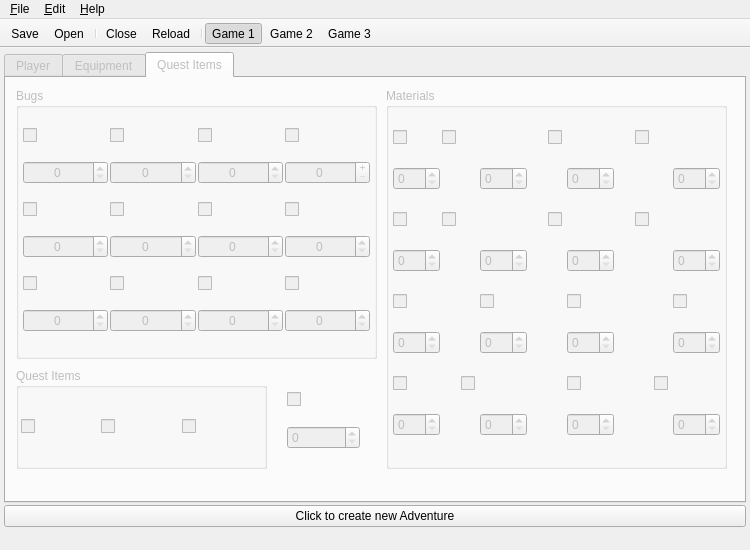
This is save editor/SS_SaveEditor/forms/mainwindow.ui in Antidote/skyward-sword-save-editor as Qt 5 draws it before an edit. The edited form follows.
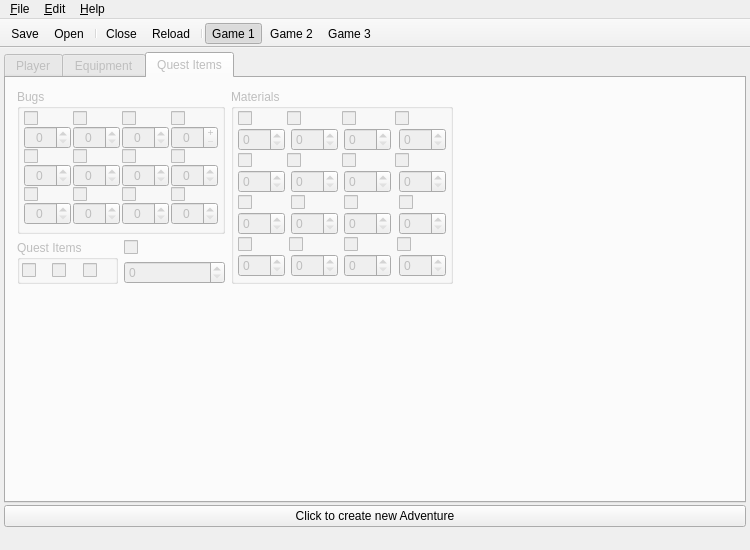
This is the edited form. The open tabs and pages were chosen to show the change. Icons and pictures are not drawn.

```diff
--- a/save editor/SS_SaveEditor/forms/mainwindow.ui
+++ b/save editor/SS_SaveEditor/forms/mainwindow.ui
@@ -13,24 +13,18 @@
     <height>550</height>
    </rect>
   </property>
-  <property name="minimumSize">
-   <size>
-    <width>750</width>
-    <height>550</height>
-   </size>
-  </property>
-  <property name="maximumSize">
-   <size>
-    <width>750</width>
-    <height>550</height>
-   </size>
-  </property>
   <property name="acceptDrops">
    <bool>true</bool>
   </property>
   <property name="windowTitle">
    <string>WiiKing2 Editor</string>
   </property>
+  <property name="styleSheet">
+   <string notr="true">Text
+{
+style: Text.Raised;
+}</string>
+  </property>
   <property name="unifiedTitleAndToolBarOnMac">
    <bool>true</bool>
   </property>
@@ -1493,15 +1487,84 @@
        <attribute name="title">
         <string>Quest Items</string>
        </attribute>
+       <layout class="QGridLayout" name="gridLayout_14">
+        <item row="1" column="0">
+         <widget class="QGroupBox" name="groupBox_3">
+          <property name="title">
+           <string>Quest Items</string>
+          </property>
+          <layout class="QGridLayout" name="gridLayout_13">
+           <property name="margin">
+            <number>2</number>
+           </property>
+           <property name="spacing">
+            <number>0</number>
+           </property>
+           <item row="0" column="0">
+            <widget class="QCheckBox" name="letterChkBox">
+             <property name="toolTip">
+              <string>Crawlin's Letter</string>
+             </property>
+             <property name="statusTip">
+              <string>Crawlin's Letter</string>
+             </property>
+             <property name="icon">
+              <iconset resource="../resources/resources.qrc">
+               <normaloff>:/QuestItems/Letter</normaloff>:/QuestItems/Letter</iconset>
+             </property>
+             <property name="iconSize">
+              <size>
+               <width>64</width>
+               <height>64</height>
+              </size>
+             </property>
+            </widget>
+           </item>
+           <item row="0" column="1">
+            <widget class="QCheckBox" name="bugCageChkBox">
+             <property name="toolTip">
+              <string>Beedle's Bug Cage</string>
+             </property>
+             <property name="statusTip">
+              <string>Beedle's Bug Cage</string>
+             </property>
+             <property name="icon">
+              <iconset resource="../resources/resources.qrc">
+               <normaloff>:/QuestItems/BugCage</normaloff>:/QuestItems/BugCage</iconset>
+             </property>
+             <property name="iconSize">
+              <size>
+               <width>64</width>
+               <height>64</height>
+              </size>
+             </property>
+            </widget>
+           </item>
+           <item row="0" column="2">
+            <widget class="QCheckBox" name="rattleChkBox">
+             <property name="toolTip">
+              <string>Rattle</string>
+             </property>
+             <property name="statusTip">
+              <string>Rattle</string>
+             </property>
+             <property name="icon">
+              <iconset resource="../resources/resources.qrc">
+               <normaloff>:/QuestItems/Rattle</normaloff>:/QuestItems/Rattle</iconset>
+             </property>
+             <property name="iconSize">
+              <size>
+               <width>64</width>
+               <height>64</height>
+              </size>
+             </property>
+            </widget>
+           </item>
+          </layout>
+         </widget>
+        </item>
+        <item row="0" column="0" colspan="2">
        <widget class="QGroupBox" name="groupBox">
-        <property name="geometry">
-         <rect>
-          <x>10</x>
-          <y>10</y>
-          <width>361</width>
-          <height>271</height>
-         </rect>
-        </property>
         <property name="title">
          <string>Bugs</string>
         </property>
@@ -1943,15 +2006,40 @@
          </item>
         </layout>
        </widget>
+        </item>
+        <item row="1" column="1">
+         <layout class="QVBoxLayout" name="verticalLayout_5">
+          <item>
+           <widget class="QCheckBox" name="gratitudeCrystalChkBox">
+            <property name="toolTip">
+             <string>Gratitude Crystal</string>
+            </property>
+            <property name="statusTip">
+             <string>Gratitude Crystal</string>
+            </property>
+            <property name="icon">
+             <iconset resource="../resources/resources.qrc">
+              <normaloff>:/QuestItems/GratitudeCrystal</normaloff>:/QuestItems/GratitudeCrystal</iconset>
+            </property>
+            <property name="iconSize">
+             <size>
+              <width>64</width>
+              <height>64</height>
+             </size>
+            </property>
+           </widget>
+          </item>
+          <item>
+           <widget class="QSpinBox" name="gratitudeCrystalSpinBox">
+            <property name="maximum">
+             <number>127</number>
+            </property>
+           </widget>
+          </item>
+         </layout>
+        </item>
+        <item row="0" column="2" rowspan="2">
        <widget class="QGroupBox" name="groupBox_2">
-        <property name="geometry">
-         <rect>
-          <x>380</x>
-          <y>10</y>
-          <width>341</width>
-          <height>381</height>
-         </rect>
-        </property>
         <property name="title">
          <string>Materials</string>
         </property>
@@ -2453,126 +2541,34 @@
          </item>
         </layout>
        </widget>
-       <widget class="QGroupBox" name="groupBox_3">
-        <property name="geometry">
-         <rect>
-          <x>10</x>
-          <y>290</y>
-          <width>251</width>
-          <height>101</height>
-         </rect>
-        </property>
-        <property name="title">
-         <string>Quest Items</string>
-        </property>
-        <layout class="QGridLayout" name="gridLayout_13">
-         <property name="margin">
-          <number>2</number>
-         </property>
-         <property name="spacing">
-          <number>0</number>
-         </property>
-         <item row="0" column="0">
-          <widget class="QCheckBox" name="letterChkBox">
-           <property name="toolTip">
-            <string>Crawlin's Letter</string>
-           </property>
-           <property name="statusTip">
-            <string>Crawlin's Letter</string>
-           </property>
-           <property name="icon">
-            <iconset resource="../resources/resources.qrc">
-             <normaloff>:/QuestItems/Letter</normaloff>:/QuestItems/Letter</iconset>
-           </property>
-           <property name="iconSize">
-            <size>
-             <width>64</width>
-             <height>64</height>
-            </size>
-           </property>
-          </widget>
-         </item>
-         <item row="0" column="1">
-          <widget class="QCheckBox" name="bugCageChkBox">
-           <property name="toolTip">
-            <string>Beedle's Bug Cage</string>
-           </property>
-           <property name="statusTip">
-            <string>Beedle's Bug Cage</string>
-           </property>
-           <property name="icon">
-            <iconset resource="../resources/resources.qrc">
-             <normaloff>:/QuestItems/BugCage</normaloff>:/QuestItems/BugCage</iconset>
-           </property>
-           <property name="iconSize">
+        </item>
+        <item row="0" column="3">
+         <spacer name="horizontalSpacer_3">
+          <property name="orientation">
+           <enum>Qt::Horizontal</enum>
+          </property>
+          <property name="sizeHint" stdset="0">
             <size>
-             <width>64</width>
-             <height>64</height>
-            </size>
-           </property>
-          </widget>
-         </item>
-         <item row="0" column="2">
-          <widget class="QCheckBox" name="rattleChkBox">
-           <property name="toolTip">
-            <string>Rattle</string>
-           </property>
-           <property name="statusTip">
-            <string>Rattle</string>
-           </property>
-           <property name="icon">
-            <iconset resource="../resources/resources.qrc">
-             <normaloff>:/QuestItems/Rattle</normaloff>:/QuestItems/Rattle</iconset>
-           </property>
-           <property name="iconSize">
+            <width>40</width>
+            <height>20</height>
+           </size>
+          </property>
+         </spacer>
+        </item>
+        <item row="2" column="1">
+         <spacer name="verticalSpacer_3">
+          <property name="orientation">
+           <enum>Qt::Vertical</enum>
+          </property>
+          <property name="sizeHint" stdset="0">
             <size>
-             <width>64</width>
-             <height>64</height>
-            </size>
-           </property>
-          </widget>
-         </item>
-        </layout>
-       </widget>
-       <widget class="QWidget" name="layoutWidget">
-        <property name="geometry">
-         <rect>
-          <x>270</x>
-          <y>290</y>
-          <width>95</width>
-          <height>106</height>
-         </rect>
-        </property>
-        <layout class="QVBoxLayout" name="verticalLayout_5">
-         <item>
-          <widget class="QCheckBox" name="gratitudeCrystalChkBox">
-           <property name="toolTip">
-            <string>Gratitude Crystal</string>
-           </property>
-           <property name="statusTip">
-            <string>Gratitude Crystal</string>
-           </property>
-           <property name="icon">
-            <iconset resource="../resources/resources.qrc">
-             <normaloff>:/QuestItems/GratitudeCrystal</normaloff>:/QuestItems/GratitudeCrystal</iconset>
-           </property>
-           <property name="iconSize">
-            <size>
-             <width>64</width>
-             <height>64</height>
-            </size>
-           </property>
-          </widget>
-         </item>
-         <item>
-          <widget class="QSpinBox" name="gratitudeCrystalSpinBox">
-           <property name="maximum">
-            <number>127</number>
-           </property>
-          </widget>
-         </item>
-        </layout>
-       </widget>
+            <width>20</width>
+            <height>40</height>
+           </size>
+          </property>
+         </spacer>
+        </item>
+       </layout>
       </widget>
      </widget>
     </item>
```
Left out of the diff: 1036 changed lines with no effect on the pictures. Lines whose indentation alone changed are shown as unchanged.
